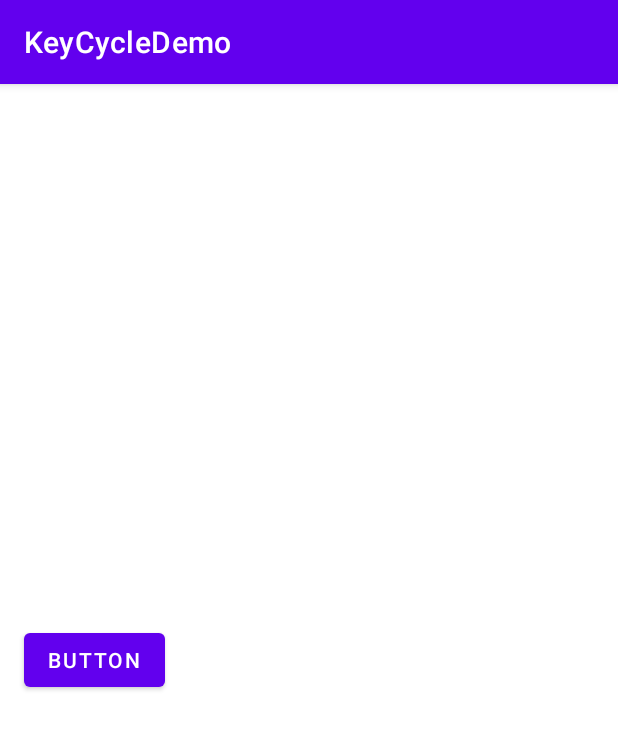
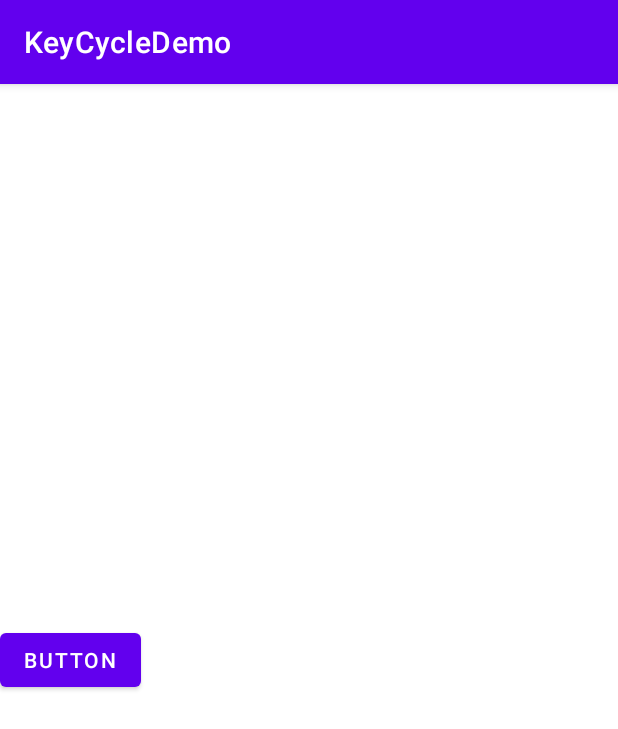
Before and after one commit to NetLSS/KeyCycleDemo, an Android app: the screen it shows after launch (MainActivity), on a phone screen of 412 x 824 dp. Shown: the top 729 px of the screen. Run offline under Robolectric (Android 15) with nearby library versions, the phone set to English and light mode, and no system bars.

```diff
--- a/app/src/main/res/xml/activity_main_scene.xml
+++ b/app/src/main/res/xml/activity_main_scene.xml
@@ -12,8 +12,24 @@
     </Transition>
 
     <ConstraintSet android:id="@+id/start">
+        <Constraint
+            android:id="@+id/button"
+            android:layout_width="wrap_content"
+            android:layout_height="wrap_content"
+            motion:layout_constraintBottom_toBottomOf="parent"
+            motion:layout_constraintTop_toTopOf="parent"
+            motion:layout_editor_absoluteX="16dp"
+            motion:layout_constraintStart_toStartOf="parent" />
     </ConstraintSet>
 
     <ConstraintSet android:id="@+id/end">
+        <Constraint
+            android:id="@+id/button"
+            android:layout_width="wrap_content"
+            android:layout_height="wrap_content"
+            motion:layout_constraintBottom_toBottomOf="parent"
+            motion:layout_constraintTop_toTopOf="parent"
+            motion:layout_constraintEnd_toEndOf="parent"
+            android:layout_marginEnd="0dp" />
     </ConstraintSet>
 </MotionScene>
```
